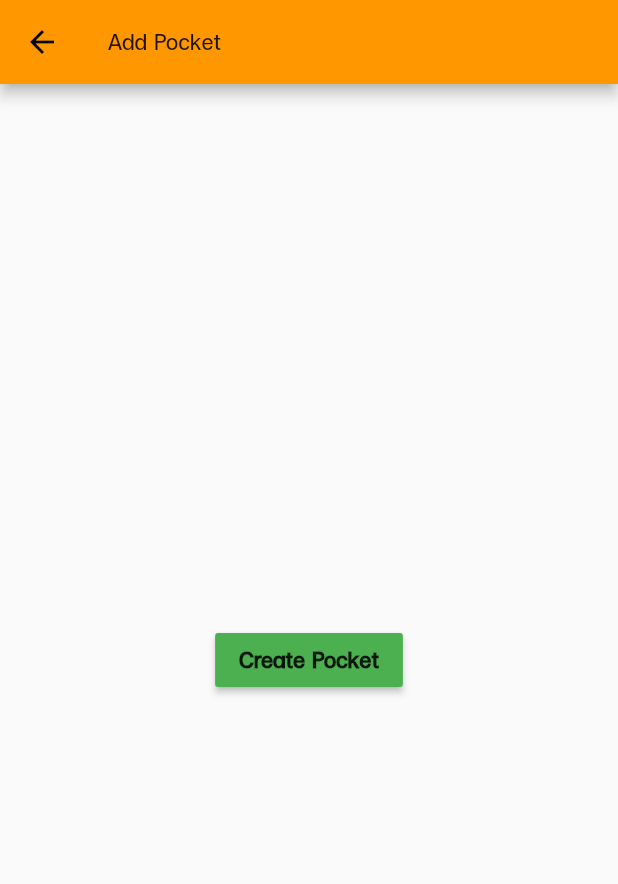
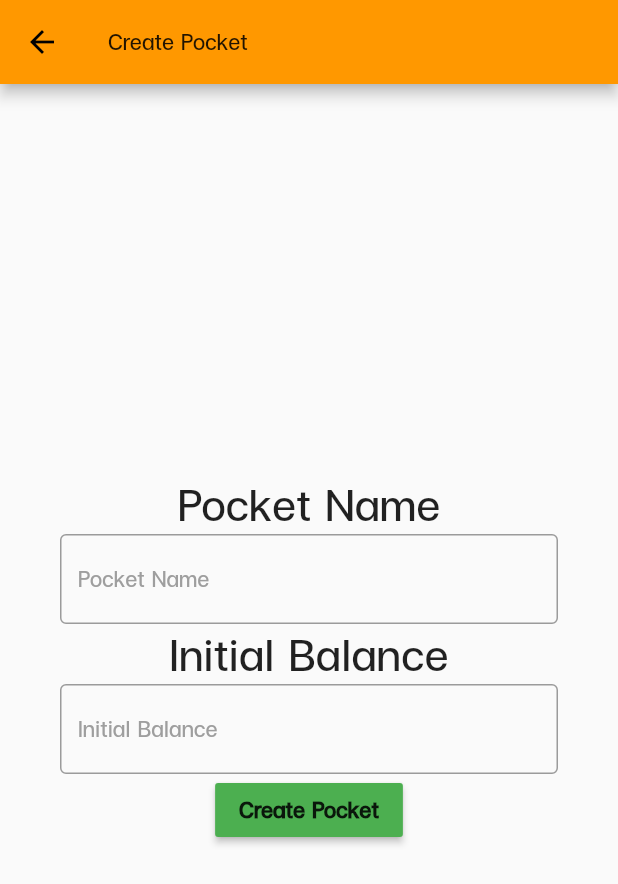
Before and after one commit to SuphasitC/LedgerV2, a Flutter app: the AddPocketPage screen opened by its route, on a phone screen of 412 x 824 dp. Shown: the top 884 px of the screen. Run offline on Flutter 3.47's test engine with Material 2 defaults, Android fonts, the phone set to English and light mode, and no system bars.

Commit message:
Add pocket page form

```diff
--- a/lib/main.dart
+++ b/lib/main.dart
@@ -17,7 +17,7 @@ class LedgerApp extends StatelessWidget {
       theme: ThemeData(primarySwatch: Colors.orange, fontFamily: 'FCMinimal'),
       debugShowCheckedModeBanner: false,
       onGenerateRoute: route,
-      home: HomePage(title: 'LedgerAPP'),
+      home: HomePage(title: 'MyPocket'),
     );
   }
 }
--- a/lib/presentation/add_pocket_page.dart
+++ b/lib/presentation/add_pocket_page.dart
@@ -10,9 +10,39 @@ class AddPocketPage extends StatefulWidget {
 }
 
 class _AddPocketPageState extends State<AddPocketPage> {
+  final pocketNameController = TextEditingController();
+  final initialBalanceController = TextEditingController();
+
+  bool validatePocketName = false;
+  bool validateInitialBalance = false;
+
   void createPocket() {
-    pockets.add(Pocket("Em's Pocket", 0, Colors.blue));
+    checkTextFieldValidationState();
+    if (!validatePocketName && !validateInitialBalance) {
+      String pocketName = pocketNameController.text;
+      double initialBalance = double.parse(initialBalanceController.text);
+      pockets.add(Pocket(pocketName, initialBalance, Colors.blue));
       Navigator.of(context).pushNamed(AppRoutes.myPocket);
+    }
+  }
+
+  void checkTextFieldValidationState() {
+    String pocketName = pocketNameController.text;
+    String initialBalance = initialBalanceController.text;
+    print('pocketName = ' + pocketName);
+    print('initialBalance = ' + initialBalance);
+    this.setState(() {
+      if (pocketName.isEmpty) {
+        validatePocketName = true;
+      } else {
+        validatePocketName = false;
+      }
+      if (initialBalance.isEmpty || double.tryParse(initialBalance) == null) {
+        validateInitialBalance = true;
+      } else {
+        validateInitialBalance = false;
+      }
+    });
   }
 
   @override
@@ -20,10 +50,73 @@ class _AddPocketPageState extends State<AddPocketPage> {
     return Scaffold(
       resizeToAvoidBottomInset: false,
       appBar: AppBar(
-        title: Text('Add Pocket'),
+        title: Text('Create Pocket'),
       ),
       body: Center(
-        child: RaisedButton(
+        child: Column(
+          mainAxisAlignment: MainAxisAlignment.center,
+          children: [
+            Text(
+              'Pocket Name',
+              style: TextStyle(fontSize: 40),
+            ),
+            Padding(
+              padding: EdgeInsets.only(left: 40, right: 40),
+              child: TextFormField(
+                style: TextStyle(fontSize: 20.0),
+                controller: pocketNameController,
+                onChanged: (text) => {
+                  this.setState(() {
+                    validatePocketName = false;
+                  }),
+                },
+                decoration: InputDecoration(
+                  // enabledBorder: OutlineInputBorder(
+                  //   borderSide: BorderSide(color: Colors.white),
+                  // ),
+                  border: OutlineInputBorder(
+                    borderSide: BorderSide(color: Colors.teal),
+                  ),
+                  hintStyle: TextStyle(color: Colors.grey),
+                  hintText: 'Pocket Name',
+                  errorText:
+                      validatePocketName ? 'กรุณาใส่ชื่อกระเป๋าตังค์' : null,
+                  errorStyle: TextStyle(fontSize: 18),
+                ),
+              ),
+            ),
+            Text(
+              'Initial Balance',
+              style: TextStyle(fontSize: 40),
+            ),
+            Padding(
+              padding: EdgeInsets.only(left: 40, right: 40),
+              child: TextFormField(
+                keyboardType: TextInputType.number,
+                style: TextStyle(fontSize: 20.0),
+                controller: initialBalanceController,
+                onChanged: (text) => {
+                  this.setState(() {
+                    validateInitialBalance = false;
+                  }),
+                },
+                decoration: InputDecoration(
+                  // enabledBorder: OutlineInputBorder(
+                  //   borderSide: BorderSide(color: Colors.white),
+                  // ),
+                  border: OutlineInputBorder(
+                    borderSide: BorderSide(color: Colors.teal),
+                  ),
+                  hintStyle: TextStyle(color: Colors.grey),
+                  hintText: 'Initial Balance',
+                  errorText: validateInitialBalance
+                      ? 'กรูณาใส่เงินในกระเป๋าตังค์เป็นตัวเลข และไม่เว้นว่าง'
+                      : null,
+                  errorStyle: TextStyle(fontSize: 18),
+                ),
+              ),
+            ),
+            RaisedButton(
               child: Text(
                 'Create Pocket',
                 style: TextStyle(fontSize: 20, fontWeight: FontWeight.bold),
@@ -31,6 +124,8 @@ class _AddPocketPageState extends State<AddPocketPage> {
               color: Colors.green,
               onPressed: createPocket,
             ),
+          ],
+        ),
       ),
     );
   }
```
Lines whose indentation alone changed are shown as unchanged.
